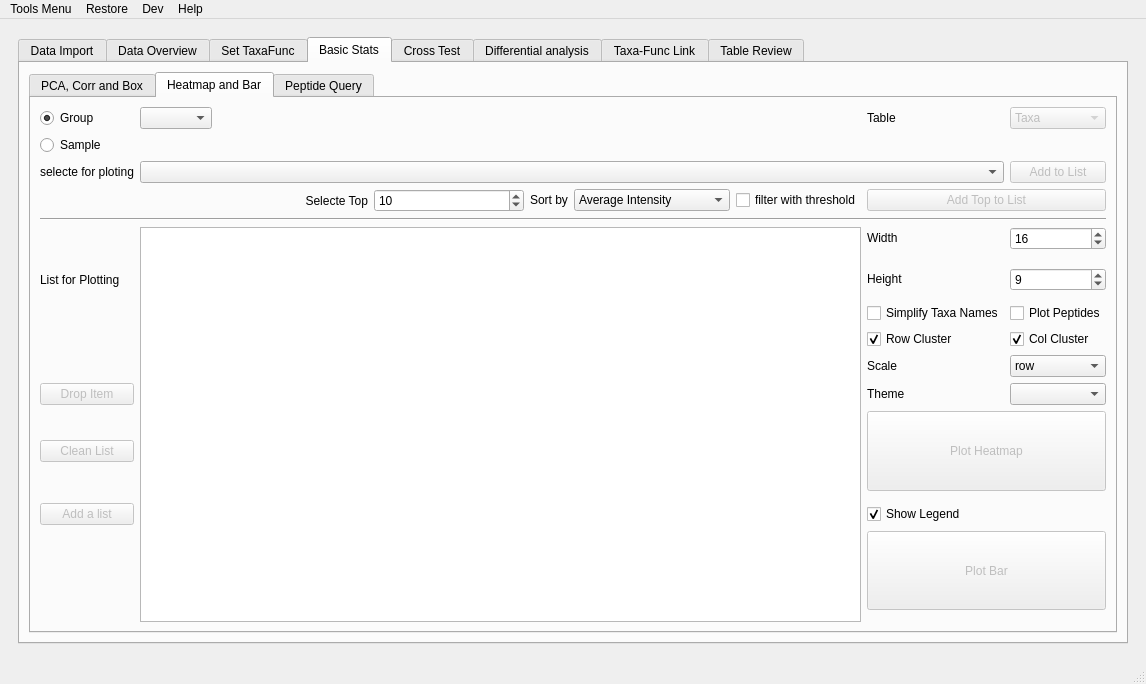
Qt form utils/MetaX_GUI/MainWindow.ui (byemaxx/MetaX) before a commit.
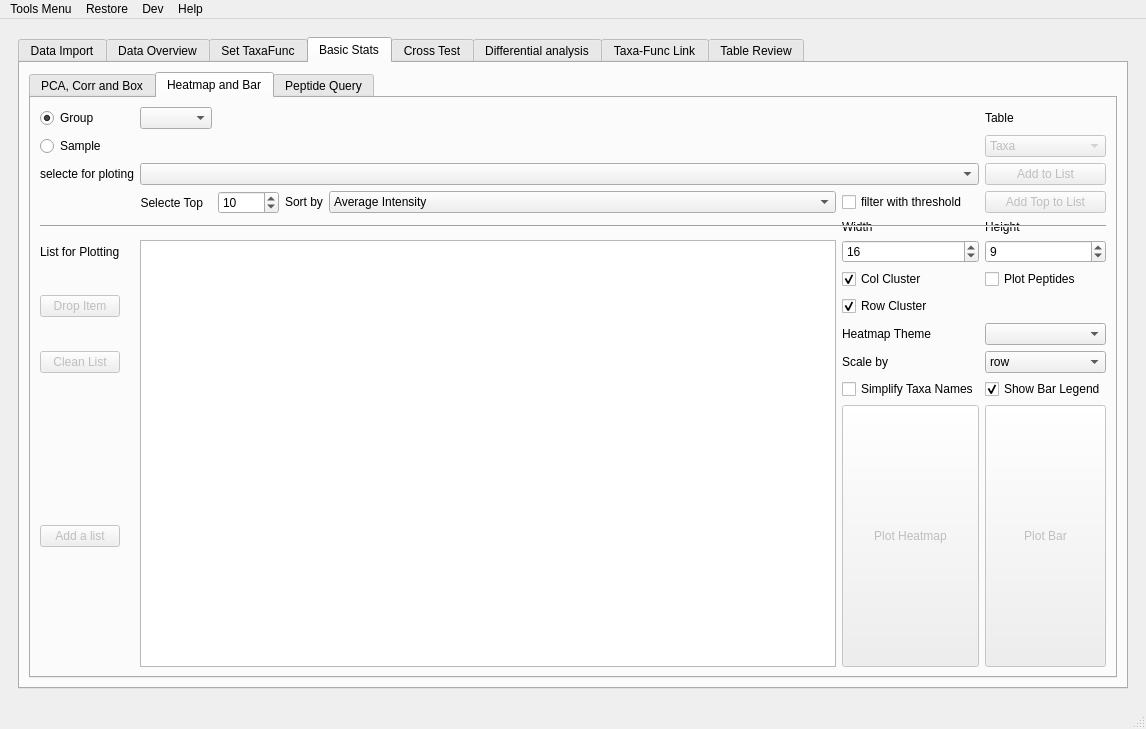
The same form after that commit. The open tabs and pages were chosen to show the change.

Commit message: modified:   utils/GUI.py     修复了taxafunc link 部分的bug, 在filter时先检测是否有taxafunc link, 只保留有link的 	modified:   utils/MetaX_GUI/MainWindow.ui     重新调整了按钮的位置, 避免在切换到tab时窗口大小变化 	modified:   utils/taxaFuncAnalyzer.py     添加了设置:     self.taxa_func_linked_dict = None     self.func_taxa_linked_dict = None     用于存储taxa_func link 和 func_taxa link 	modified:   utils/version.py     更新了小版本号

```diff
--- a/utils/MetaX_GUI/MainWindow.ui
+++ b/utils/MetaX_GUI/MainWindow.ui
@@ -6,8 +6,8 @@
    <rect>
     <x>0</x>
     <y>0</y>
-    <width>1048</width>
-    <height>684</height>
+    <width>1143</width>
+    <height>729</height>
    </rect>
   </property>
   <property name="sizePolicy">
@@ -1222,111 +1222,36 @@
                <attribute name="title">
                 <string>Heatmap and Bar</string>
                </attribute>
-               <layout class="QGridLayout" name="gridLayout_24">
-                <item row="0" column="0">
                  <layout class="QGridLayout" name="gridLayout_23">
-                  <item row="14" column="0">
-                   <widget class="QPushButton" name="pushButton_basic_heatmap_clean_list">
-                    <property name="enabled">
-                     <bool>false</bool>
-                    </property>
-                    <property name="sizePolicy">
-                     <sizepolicy hsizetype="Preferred" vsizetype="Fixed">
-                      <horstretch>0</horstretch>
-                      <verstretch>0</verstretch>
-                     </sizepolicy>
-                    </property>
+                <item row="3" column="5">
+                 <widget class="QCheckBox" name="checkBox_basic_heatmap_top_filtered">
                     <property name="text">
-                     <string>Clean List</string>
+                   <string>filter with threshold</string>
                     </property>
                    </widget>
                   </item>
-                  <item row="12" column="7">
-                   <widget class="QLabel" name="label_31">
-                    <property name="sizePolicy">
-                     <sizepolicy hsizetype="Fixed" vsizetype="Fixed">
-                      <horstretch>0</horstretch>
-                      <verstretch>0</verstretch>
-                     </sizepolicy>
-                    </property>
+                <item row="0" column="6">
+                 <widget class="QLabel" name="label_80">
                     <property name="text">
-                     <string>Scale</string>
+                   <string>Table</string>
                     </property>
                    </widget>
                   </item>
-                  <item row="2" column="1" colspan="7">
-                   <widget class="QComboBox" name="comboBox_basic_heatmap_selection_list">
-                    <property name="sizePolicy">
-                     <sizepolicy hsizetype="MinimumExpanding" vsizetype="Fixed">
-                      <horstretch>0</horstretch>
-                      <verstretch>0</verstretch>
-                     </sizepolicy>
-                    </property>
-                    <property name="minimumSize">
-                     <size>
-                      <width>650</width>
-                      <height>0</height>
-                     </size>
-                    </property>
-                   </widget>
-                  </item>
-                  <item row="13" column="8">
-                   <widget class="QComboBox" name="comboBox_basic_hetatmap_theme"/>
-                  </item>
-                  <item row="2" column="8">
-                   <widget class="QPushButton" name="pushButton_basic_heatmap_add">
-                    <property name="enabled">
-                     <bool>false</bool>
-                    </property>
-                    <property name="sizePolicy">
-                     <sizepolicy hsizetype="Preferred" vsizetype="Fixed">
-                      <horstretch>0</horstretch>
-                      <verstretch>0</verstretch>
-                     </sizepolicy>
-                    </property>
-                    <property name="text">
-                     <string>Add to List</string>
-                    </property>
-                   </widget>
-                  </item>
-                  <item row="5" column="1" rowspan="15" colspan="6">
-                   <widget class="QListWidget" name="listWidget_list_for_ploting">
-                    <property name="sizePolicy">
-                     <sizepolicy hsizetype="Preferred" vsizetype="Preferred">
-                      <horstretch>0</horstretch>
-                      <verstretch>0</verstretch>
-                     </sizepolicy>
-                    </property>
-                   </widget>
-                  </item>
-                  <item row="13" column="0">
-                   <widget class="QPushButton" name="pushButton_basic_heatmap_drop_item">
-                    <property name="enabled">
-                     <bool>false</bool>
-                    </property>
-                    <property name="sizePolicy">
-                     <sizepolicy hsizetype="Preferred" vsizetype="Fixed">
-                      <horstretch>0</horstretch>
-                      <verstretch>0</verstretch>
-                     </sizepolicy>
-                    </property>
-                    <property name="text">
-                     <string>Drop Item</string>
-                    </property>
-                   </widget>
-                  </item>
-                  <item row="5" column="7">
-                   <widget class="QLabel" name="label_35">
-                    <property name="sizePolicy">
-                     <sizepolicy hsizetype="Fixed" vsizetype="Fixed">
-                      <horstretch>0</horstretch>
-                      <verstretch>0</verstretch>
-                     </sizepolicy>
-                    </property>
-                    <property name="text">
-                     <string>Width</string>
-                    </property>
-                   </widget>
+                <item row="6" column="5">
+                 <widget class="QSpinBox" name="spinBox_basic_heatmap_width">
+                  <property name="minimum">
+                   <number>1</number>
+                  </property>
+                  <property name="maximum">
+                   <number>200</number>
+                  </property>
+                  <property name="value">
+                   <number>16</number>
+                  </property>
+                 </widget>
+                </item>
+                <item row="0" column="1">
+                 <widget class="QComboBox" name="comboBox_basic_heatmap_meta"/>
                   </item>
                   <item row="1" column="0">
                    <widget class="QRadioButton" name="radioButton_basic_heatmap_sample">
@@ -1335,98 +1260,14 @@
                     </property>
                    </widget>
                   </item>
-                  <item row="8" column="7">
-                   <widget class="QLabel" name="label_33">
-                    <property name="sizePolicy">
-                     <sizepolicy hsizetype="Fixed" vsizetype="Fixed">
-                      <horstretch>0</horstretch>
-                      <verstretch>0</verstretch>
-                     </sizepolicy>
-                    </property>
-                    <property name="text">
-                     <string>Height</string>
-                    </property>
-                   </widget>
-                  </item>
-                  <item row="11" column="8">
-                   <widget class="QCheckBox" name="checkBox_basic_hetatmap_col_cluster">
-                    <property name="text">
-                     <string>Col Cluster</string>
-                    </property>
-                    <property name="checked">
-                     <bool>true</bool>
-                    </property>
-                   </widget>
-                  </item>
-                  <item row="8" column="8">
-                   <widget class="QSpinBox" name="spinBox_basic_heatmap_height">
-                    <property name="minimum">
-                     <number>1</number>
-                    </property>
-                    <property name="maximum">
-                     <number>200</number>
-                    </property>
-                    <property name="value">
-                     <number>9</number>
-                    </property>
-                   </widget>
-                  </item>
-                  <item row="10" column="7">
+                <item row="11" column="5">
                    <widget class="QCheckBox" name="checkBox_basic_hetatmap_rename_taxa">
                     <property name="text">
                      <string>Simplify Taxa Names</string>
                     </property>
                    </widget>
                   </item>
-                  <item row="12" column="8">
-                   <widget class="QComboBox" name="comboBox_basic_hetatmap_scale">
-                    <property name="sizePolicy">
-                     <sizepolicy hsizetype="Preferred" vsizetype="Fixed">
-                      <horstretch>0</horstretch>
-                      <verstretch>0</verstretch>
-                     </sizepolicy>
-                    </property>
-                    <item>
-                     <property name="text">
-                      <string>row</string>
-                     </property>
-                    </item>
-                    <item>
-                     <property name="text">
-                      <string>column</string>
-                     </property>
-                    </item>
-                    <item>
-                     <property name="text">
-                      <string>None</string>
-                     </property>
-                    </item>
-                   </widget>
-                  </item>
-                  <item row="16" column="7" colspan="2">
-                   <widget class="QCheckBox" name="checkBox_basic_bar_show_legend">
-                    <property name="text">
-                     <string>Show Legend</string>
-                    </property>
-                    <property name="checked">
-                     <bool>true</bool>
-                    </property>
-                   </widget>
-                  </item>
-                  <item row="5" column="8">
-                   <widget class="QSpinBox" name="spinBox_basic_heatmap_width">
-                    <property name="minimum">
-                     <number>1</number>
-                    </property>
-                    <property name="maximum">
-                     <number>200</number>
-                    </property>
-                    <property name="value">
-                     <number>16</number>
-                    </property>
-                   </widget>
-                  </item>
-                  <item row="13" column="7">
+                <item row="9" column="5">
                    <widget class="QLabel" name="label_13">
                     <property name="layoutDirection">
                      <enum>Qt::LeftToRight</enum>
@@ -1435,50 +1276,337 @@
                      <locale language="Chinese" country="China"/>
                     </property>
                     <property name="text">
-                     <string>Theme</string>
+                   <string>Heatmap Theme</string>
                     </property>
                     <property name="alignment">
                      <set>Qt::AlignLeading|Qt::AlignLeft|Qt::AlignVCenter</set>
                     </property>
                    </widget>
                   </item>
-                  <item row="10" column="8">
+                <item row="12" column="5">
+                 <widget class="QPushButton" name="pushButton_basic_heatmap_plot">
+                  <property name="enabled">
+                   <bool>false</bool>
+                  </property>
+                  <property name="sizePolicy">
+                   <sizepolicy hsizetype="Preferred" vsizetype="MinimumExpanding">
+                    <horstretch>0</horstretch>
+                    <verstretch>0</verstretch>
+                   </sizepolicy>
+                  </property>
+                  <property name="text">
+                   <string>Plot Heatmap</string>
+                  </property>
+                 </widget>
+                </item>
+                <item row="10" column="5">
+                 <widget class="QLabel" name="label_31">
+                  <property name="sizePolicy">
+                   <sizepolicy hsizetype="Fixed" vsizetype="Fixed">
+                    <horstretch>0</horstretch>
+                    <verstretch>0</verstretch>
+                   </sizepolicy>
+                  </property>
+                  <property name="text">
+                   <string>Scale by</string>
+                  </property>
+                 </widget>
+                </item>
+                <item row="2" column="6">
+                 <widget class="QPushButton" name="pushButton_basic_heatmap_add">
+                  <property name="enabled">
+                   <bool>false</bool>
+                  </property>
+                  <property name="sizePolicy">
+                   <sizepolicy hsizetype="Preferred" vsizetype="Fixed">
+                    <horstretch>0</horstretch>
+                    <verstretch>0</verstretch>
+                   </sizepolicy>
+                  </property>
+                  <property name="text">
+                   <string>Add to List</string>
+                  </property>
+                 </widget>
+                </item>
+                <item row="6" column="6">
+                 <widget class="QSpinBox" name="spinBox_basic_heatmap_height">
+                  <property name="sizePolicy">
+                   <sizepolicy hsizetype="Preferred" vsizetype="Fixed">
+                    <horstretch>0</horstretch>
+                    <verstretch>0</verstretch>
+                   </sizepolicy>
+                  </property>
+                  <property name="minimum">
+                   <number>1</number>
+                  </property>
+                  <property name="maximum">
+                   <number>200</number>
+                  </property>
+                  <property name="value">
+                   <number>9</number>
+                  </property>
+                 </widget>
+                </item>
+                <item row="9" column="6">
+                 <widget class="QComboBox" name="comboBox_basic_hetatmap_theme">
+                  <property name="sizePolicy">
+                   <sizepolicy hsizetype="Preferred" vsizetype="Fixed">
+                    <horstretch>0</horstretch>
+                    <verstretch>0</verstretch>
+                   </sizepolicy>
+                  </property>
+                 </widget>
+                </item>
+                <item row="8" column="5">
+                 <widget class="QCheckBox" name="checkBox_basic_hetatmap_row_cluster">
+                  <property name="text">
+                   <string>Row Cluster</string>
+                  </property>
+                  <property name="checked">
+                   <bool>true</bool>
+                  </property>
+                 </widget>
+                </item>
+                <item row="0" column="0">
+                 <widget class="QRadioButton" name="radioButton_basic_heatmap_group">
+                  <property name="text">
+                   <string>Group</string>
+                  </property>
+                  <property name="checked">
+                   <bool>true</bool>
+                  </property>
+                 </widget>
+                </item>
+                <item row="0" column="2" colspan="4">
+                 <layout class="QVBoxLayout" name="verticalLayout_basic_heatmap_group"/>
+                </item>
+                <item row="1" column="1" colspan="5">
+                 <layout class="QVBoxLayout" name="verticalLayout_basic_heatmap_sample"/>
+                </item>
+                <item row="6" column="1" rowspan="7" colspan="4">
+                 <widget class="QListWidget" name="listWidget_list_for_ploting">
+                  <property name="sizePolicy">
+                   <sizepolicy hsizetype="Preferred" vsizetype="Preferred">
+                    <horstretch>0</horstretch>
+                    <verstretch>0</verstretch>
+                   </sizepolicy>
+                  </property>
+                 </widget>
+                </item>
+                <item row="3" column="3">
+                 <widget class="QLabel" name="label_68">
+                  <property name="sizePolicy">
+                   <sizepolicy hsizetype="Fixed" vsizetype="Fixed">
+                    <horstretch>0</horstretch>
+                    <verstretch>0</verstretch>
+                   </sizepolicy>
+                  </property>
+                  <property name="text">
+                   <string>Sort by</string>
+                  </property>
+                 </widget>
+                </item>
+                <item row="7" column="6">
                    <widget class="QCheckBox" name="checkBox_basic_heatmap_plot_peptide">
+                  <property name="sizePolicy">
+                   <sizepolicy hsizetype="Fixed" vsizetype="Fixed">
+                    <horstretch>0</horstretch>
+                    <verstretch>0</verstretch>
+                   </sizepolicy>
+                  </property>
                     <property name="text">
                      <string>Plot Peptides</string>
                     </property>
                    </widget>
                   </item>
-                  <item row="4" column="0" colspan="9">
-                   <widget class="Line" name="line_8">
-                    <property name="orientation">
-                     <enum>Qt::Horizontal</enum>
-                    </property>
-                   </widget>
-                  </item>
-                  <item row="8" column="0">
+                <item row="1" column="6">
+                 <widget class="QComboBox" name="comboBox_basic_table">
+                  <property name="enabled">
+                   <bool>false</bool>
+                  </property>
+                  <property name="sizePolicy">
+                   <sizepolicy hsizetype="Preferred" vsizetype="Fixed">
+                    <horstretch>0</horstretch>
+                    <verstretch>0</verstretch>
+                   </sizepolicy>
+                  </property>
+                  <item>
+                   <property name="text">
+                    <string>Taxa</string>
+                   </property>
+                  </item>
+                  <item>
+                   <property name="text">
+                    <string>Func</string>
+                   </property>
+                  </item>
+                  <item>
+                   <property name="text">
+                    <string>Taxa-Func</string>
+                   </property>
+                  </item>
+                  <item>
+                   <property name="text">
+                    <string>Peptide</string>
+                   </property>
+                  </item>
+                 </widget>
+                </item>
+                <item row="10" column="0">
+                 <widget class="QPushButton" name="pushButton_basic_heatmap_clean_list">
+                  <property name="enabled">
+                   <bool>false</bool>
+                  </property>
+                  <property name="sizePolicy">
+                   <sizepolicy hsizetype="Fixed" vsizetype="Fixed">
+                    <horstretch>0</horstretch>
+                    <verstretch>0</verstretch>
+                   </sizepolicy>
+                  </property>
+                  <property name="text">
+                   <string>Clean List</string>
+                  </property>
+                 </widget>
+                </item>
+                <item row="3" column="4">
+                 <widget class="QComboBox" name="comboBox_basic_heatmap_top_by">
+                  <item>
+                   <property name="text">
+                    <string>Average Intensity</string>
+                   </property>
+                  </item>
+                  <item>
+                   <property name="text">
+                    <string>Total Intensity</string>
+                   </property>
+                  </item>
+                  <item>
+                   <property name="text">
+                    <string>Frequency in Samples</string>
+                   </property>
+                  </item>
+                  <item>
+                   <property name="text">
+                    <string>Number of links</string>
+                   </property>
+                  </item>
+                  <item>
+                   <property name="text">
+                    <string>ANOVA(p-value)</string>
+                   </property>
+                  </item>
+                  <item>
+                   <property name="text">
+                    <string>ANOVA(f-statistic)</string>
+                   </property>
+                  </item>
+                  <item>
+                   <property name="text">
+                    <string>T-TEST(p-value)</string>
+                   </property>
+                  </item>
+                  <item>
+                   <property name="text">
+                    <string>T-TEST(t-statistic)</string>
+                   </property>
+                  </item>
+                  <item>
+                   <property name="text">
+                    <string>Deseq2-up(p-value)</string>
+                   </property>
+                  </item>
+                  <item>
+                   <property name="text">
+                    <string>Deseq2-down(p-value)</string>
+                   </property>
+                  </item>
+                  <item>
+                   <property name="text">
+                    <string>Deseq2-up(log2FC)</string>
+                   </property>
+                  </item>
+                  <item>
+                   <property name="text">
+                    <string>Deseq2-down(log2FC)</string>
+                   </property>
+                  </item>
+                 </widget>
+                </item>
+                <item row="3" column="2">
+                 <widget class="QSpinBox" name="spinBox_basic_heatmap_top_num">
+                  <property name="sizePolicy">
+                   <sizepolicy hsizetype="Fixed" vsizetype="Fixed">
+                    <horstretch>0</horstretch>
+                    <verstretch>0</verstretch>
+                   </sizepolicy>
+                  </property>
+                  <property name="minimum">
+                   <number>1</number>
+                  </property>
+                  <property name="maximum">
+                   <number>99999</number>
+                  </property>
+                  <property name="value">
+                   <number>10</number>
+                  </property>
+                 </widget>
+                </item>
+                <item row="5" column="6">
+                 <widget class="QLabel" name="label_33">
+                  <property name="text">
+                   <string>Height</string>
+                  </property>
+                 </widget>
+                </item>
+                <item row="2" column="1" colspan="5">
+                 <widget class="QComboBox" name="comboBox_basic_heatmap_selection_list">
+                  <property name="sizePolicy">
+                   <sizepolicy hsizetype="MinimumExpanding" vsizetype="Fixed">
+                    <horstretch>0</horstretch>
+                    <verstretch>0</verstretch>
+                   </sizepolicy>
+                  </property>
+                  <property name="minimumSize">
+                   <size>
+                    <width>650</width>
+                    <height>0</height>
+                   </size>
+                  </property>
+                 </widget>
+                </item>
+                <item row="7" column="5">
+                 <widget class="QCheckBox" name="checkBox_basic_hetatmap_col_cluster">
+                  <property name="text">
+                   <string>Col Cluster</string>
+                  </property>
+                  <property name="checked">
+                   <bool>true</bool>
+                  </property>
+                 </widget>
+                </item>
+                <item row="3" column="6">
+                 <widget class="QPushButton" name="pushButton_basic_heatmap_add_top">
+                  <property name="enabled">
+                   <bool>false</bool>
+                  </property>
+                  <property name="sizePolicy">
+                   <sizepolicy hsizetype="Preferred" vsizetype="Fixed">
+                    <horstretch>0</horstretch>
+                    <verstretch>0</verstretch>
+                   </sizepolicy>
+                  </property>
+                  <property name="text">
+                   <string>Add Top to List</string>
+                  </property>
+                 </widget>
+                </item>
+                <item row="6" column="0">
                    <widget class="QLabel" name="label_34">
                     <property name="text">
                      <string>List for Plotting</string>
                     </property>
                    </widget>
                   </item>
-                  <item row="14" column="7" colspan="2">
-                   <widget class="QPushButton" name="pushButton_basic_heatmap_plot">
-                    <property name="enabled">
-                     <bool>false</bool>
-                    </property>
-                    <property name="sizePolicy">
-                     <sizepolicy hsizetype="Preferred" vsizetype="MinimumExpanding">
-                      <horstretch>0</horstretch>
-                      <verstretch>0</verstretch>
-                     </sizepolicy>
-                    </property>
-                    <property name="text">
-                     <string>Plot Heatmap</string>
-                    </property>
-                   </widget>
-                  </item>
                   <item row="2" column="0">
                    <widget class="QLabel" name="label_32">
                     <property name="text">
@@ -1486,30 +1614,33 @@
                     </property>
                    </widget>
                   </item>
-                  <item row="0" column="0">
-                   <widget class="QRadioButton" name="radioButton_basic_heatmap_group">
+                <item row="11" column="6">
+                 <widget class="QCheckBox" name="checkBox_basic_bar_show_legend">
                     <property name="text">
-                     <string>Group</string>
+                   <string>Show Bar Legend</string>
                     </property>
                     <property name="checked">
                      <bool>true</bool>
                     </property>
                    </widget>
                   </item>
-                  <item row="11" column="7">
-                   <widget class="QCheckBox" name="checkBox_basic_hetatmap_row_cluster">
+                <item row="5" column="5">
+                 <widget class="QLabel" name="label_35">
+                  <property name="sizePolicy">
+                   <sizepolicy hsizetype="Fixed" vsizetype="Fixed">
+                    <horstretch>0</horstretch>
+                    <verstretch>0</verstretch>
+                   </sizepolicy>
+                  </property>
                     <property name="text">
-                     <string>Row Cluster</string>
-                    </property>
-                    <property name="checked">
-                     <bool>true</bool>
-                    </property>
-                   </widget>
-                  </item>
-                  <item row="3" column="2">
+                   <string>Width</string>
+                  </property>
+                 </widget>
+                </item>
+                <item row="3" column="1">
                    <widget class="QLabel" name="label_67">
                     <property name="sizePolicy">
-                     <sizepolicy hsizetype="Expanding" vsizetype="Preferred">
+                   <sizepolicy hsizetype="Fixed" vsizetype="Preferred">
                       <horstretch>0</horstretch>
                       <verstretch>0</verstretch>
                      </sizepolicy>
@@ -1522,7 +1653,55 @@
                     </property>
                    </widget>
                   </item>
-                  <item row="17" column="7" colspan="2">
+                <item row="4" column="0" rowspan="2" colspan="7">
+                 <widget class="Line" name="line_8">
+                  <property name="orientation">
+                   <enum>Qt::Horizontal</enum>
+                  </property>
+                 </widget>
+                </item>
+                <item row="8" column="0">
+                 <widget class="QPushButton" name="pushButton_basic_heatmap_drop_item">
+                  <property name="enabled">
+                   <bool>false</bool>
+                  </property>
+                  <property name="sizePolicy">
+                   <sizepolicy hsizetype="Fixed" vsizetype="Fixed">
+                    <horstretch>0</horstretch>
+                    <verstretch>0</verstretch>
+                   </sizepolicy>
+                  </property>
+                  <property name="text">
+                   <string>Drop Item</string>
+                  </property>
+                 </widget>
+                </item>
+                <item row="10" column="6">
+                 <widget class="QComboBox" name="comboBox_basic_hetatmap_scale">
+                  <property name="sizePolicy">
+                   <sizepolicy hsizetype="Preferred" vsizetype="Fixed">
+                    <horstretch>0</horstretch>
+                    <verstretch>0</verstretch>
+                   </sizepolicy>
+                  </property>
+                  <item>
+                   <property name="text">
+                    <string>row</string>
+                   </property>
+                  </item>
+                  <item>
+                   <property name="text">
+                    <string>column</string>
+                   </property>
+                  </item>
+                  <item>
+                   <property name="text">
+                    <string>None</string>
+                   </property>
+                  </item>
+                 </widget>
+                </item>
+                <item row="12" column="6">
                    <widget class="QPushButton" name="pushButton_basic_bar_plot">
                     <property name="enabled">
                      <bool>false</bool>
@@ -1538,179 +1717,21 @@
                     </property>
                    </widget>
                   </item>
-                  <item row="3" column="3">
-                   <widget class="QSpinBox" name="spinBox_basic_heatmap_top_num">
-                    <property name="sizePolicy">
-                     <sizepolicy hsizetype="MinimumExpanding" vsizetype="Fixed">
-                      <horstretch>0</horstretch>
-                      <verstretch>0</verstretch>
-                     </sizepolicy>
-                    </property>
-                    <property name="minimum">
-                     <number>1</number>
-                    </property>
-                    <property name="maximum">
-                     <number>99999</number>
-                    </property>
-                    <property name="value">
-                     <number>10</number>
-                    </property>
-                   </widget>
-                  </item>
-                  <item row="3" column="4">
-                   <widget class="QLabel" name="label_68">
-                    <property name="sizePolicy">
-                     <sizepolicy hsizetype="Fixed" vsizetype="Fixed">
-                      <horstretch>0</horstretch>
-                      <verstretch>0</verstretch>
-                     </sizepolicy>
-                    </property>
-                    <property name="text">
-                     <string>Sort by</string>
-                    </property>
-                   </widget>
-                  </item>
-                  <item row="3" column="6">
-                   <widget class="QCheckBox" name="checkBox_basic_heatmap_top_filtered">
-                    <property name="text">
-                     <string>filter with threshold</string>
-                    </property>
-                   </widget>
-                  </item>
-                  <item row="3" column="5">
-                   <widget class="QComboBox" name="comboBox_basic_heatmap_top_by">
-                    <item>
-                     <property name="text">
-                      <string>Average Intensity</string>
-                     </property>
-                    </item>
-                    <item>
-                     <property name="text">
-                      <string>Total Intensity</string>
-                     </property>
-                    </item>
-                    <item>
-                     <property name="text">
-                      <string>Frequency in Samples</string>
-                     </property>
-                    </item>
-                    <item>
-                     <property name="text">
-                      <string>Number of links</string>
-                     </property>
-                    </item>
-                    <item>
-                     <property name="text">
-                      <string>ANOVA(p-value)</string>
-                     </property>
-                    </item>
-                    <item>
-                     <property name="text">
-                      <string>ANOVA(f-statistic)</string>
-                     </property>
-                    </item>
-                    <item>
-                     <property name="text">
-                      <string>T-TEST(p-value)</string>
-                     </property>
-                    </item>
-                    <item>
-                     <property name="text">
-                      <string>T-TEST(t-statistic)</string>
-                     </property>
-                    </item>
-                    <item>
-                     <property name="text">
-                      <string>Deseq2-up(p-value)</string>
-                     </property>
-                    </item>
-                    <item>
-                     <property name="text">
-                      <string>Deseq2-down(p-value)</string>
-                     </property>
-                    </item>
-                    <item>
-                     <property name="text">
-                      <string>Deseq2-up(log2FC)</string>
-                     </property>
-                    </item>
-                    <item>
-                     <property name="text">
-                      <string>Deseq2-down(log2FC)</string>
-                     </property>
-                    </item>
-                   </widget>
-                  </item>
-                  <item row="3" column="7" colspan="2">
-                   <widget class="QPushButton" name="pushButton_basic_heatmap_add_top">
-                    <property name="enabled">
-                     <bool>false</bool>
-                    </property>
-                    <property name="sizePolicy">
-                     <sizepolicy hsizetype="Preferred" vsizetype="Fixed">
-                      <horstretch>0</horstretch>
-                      <verstretch>0</verstretch>
-                     </sizepolicy>
-                    </property>
-                    <property name="text">
-                     <string>Add Top to List</string>
-                    </property>
-                   </widget>
-                  </item>
-                  <item row="16" column="0">
+                <item row="12" column="0">
                    <widget class="QPushButton" name="pushButton_basic_heatmap_add_a_list">
                     <property name="enabled">
                      <bool>false</bool>
                     </property>
+                  <property name="sizePolicy">
+                   <sizepolicy hsizetype="Fixed" vsizetype="Fixed">
+                    <horstretch>0</horstretch>
+                    <verstretch>0</verstretch>
+                   </sizepolicy>
+                  </property>
                     <property name="text">
                      <string>Add a list</string>
                     </property>
                    </widget>
-                  </item>
-                  <item row="0" column="8">
-                   <widget class="QComboBox" name="comboBox_basic_table">
-                    <property name="enabled">
-                     <bool>false</bool>
-                    </property>
-                    <item>
-                     <property name="text">
-                      <string>Taxa</string>
-                     </property>
-                    </item>
-                    <item>
-                     <property name="text">
-                      <string>Func</string>
-                     </property>
-                    </item>
-                    <item>
-                     <property name="text">
-                      <string>Taxa-Func</string>
-                     </property>
-                    </item>
-                    <item>
-                     <property name="text">
-                      <string>Peptide</string>
-                     </property>
-                    </item>
-                   </widget>
-                  </item>
-                  <item row="0" column="7">
-                   <widget class="QLabel" name="label_80">
-                    <property name="text">
-                     <string>Table</string>
-                    </property>
-                   </widget>
-                  </item>
-                  <item row="0" column="1">
-                   <widget class="QComboBox" name="comboBox_basic_heatmap_meta"/>
-                  </item>
-                  <item row="0" column="2" colspan="5">
-                   <layout class="QVBoxLayout" name="verticalLayout_basic_heatmap_group"/>
-                  </item>
-                  <item row="1" column="1" colspan="6">
-                   <layout class="QVBoxLayout" name="verticalLayout_basic_heatmap_sample"/>
-                  </item>
-                 </layout>
                 </item>
                </layout>
               </widget>
@@ -3181,7 +3202,7 @@
                <attribute name="title">
                 <string>Expression Trends</string>
                </attribute>
-               <layout class="QGridLayout" name="gridLayout_34">
+               <layout class="QGridLayout" name="gridLayout_24">
                 <item row="0" column="0">
                  <layout class="QGridLayout" name="gridLayout_33">
                   <item row="8" column="8">
```
Left out of the diff: 657 changed lines with no effect on the pictures. Lines whose indentation alone changed are shown as unchanged. The commit also changes 4 other files.
